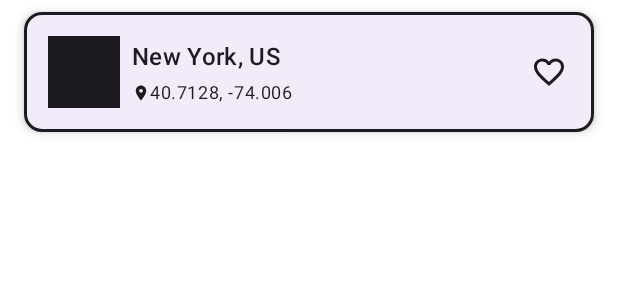
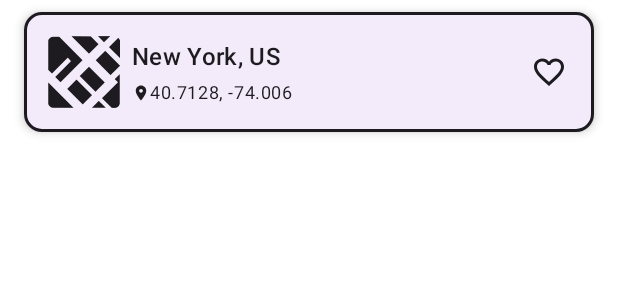
Before and after one commit to jassielcastro/CitySearchTest, an Android app built with Jetpack Compose: the @Preview function CityItemViewPreview, on a phone screen of 412 x 824 dp. Shown: the top 300 px of the screen. Run offline under Robolectric (Android 15) with nearby library versions, the phone set to English and light mode, and no system bars.

Commit message:
[feat]: add street map image to each city item

```diff
--- a/app/src/main/java/com/ajcm/citysearch/ui/views/components/CityItemView.kt
+++ b/app/src/main/java/com/ajcm/citysearch/ui/views/components/CityItemView.kt
@@ -21,8 +21,12 @@ import androidx.compose.material3.Text
 import androidx.compose.runtime.Composable
 import androidx.compose.ui.Alignment
 import androidx.compose.ui.Modifier
+import androidx.compose.ui.draw.rotate
+import androidx.compose.ui.graphics.vector.ImageVector
+import androidx.compose.ui.res.vectorResource
 import androidx.compose.ui.tooling.preview.Preview
 import androidx.compose.ui.unit.dp
+import com.ajcm.citysearch.R
 import com.ajcm.data_source_manager.repository.model.City
 import com.ajcm.data_source_manager.repository.model.Coordinate
 
@@ -51,14 +55,17 @@ fun CityItemView(
             verticalAlignment = Alignment.CenterVertically
         ) {
 
-            Box(
+            Icon(
                 modifier = Modifier
                     .padding(8.dp)
                     .size(48.dp)
-                    .background(MaterialTheme.colorScheme.onSurface)
+                    .rotate((city.id % 4) * 90f),
+                imageVector = ImageVector.vectorResource(R.drawable.ic_map_square),
+                contentDescription = "Location Icon",
+                tint = MaterialTheme.colorScheme.onSurface
             )
 
-            Column (
+            Column(
                 modifier = Modifier
                     .fillMaxWidth(0.85f),
                 verticalArrangement = Arrangement.SpaceBetween,
@@ -87,7 +94,7 @@ fun CityItemView(
                 }
             }
 
-            IconButton (
+            IconButton(
                 onClick = { onFavoriteClicked(city.id) },
             ) {
                 Icon(
--- /dev/null
+++ b/app/src/main/res/drawable/ic_map_square.xml
@@ -0,0 +1,66 @@
+<vector xmlns:android="http://schemas.android.com/apk/res/android"
+    android:width="800dp"
+    android:height="800dp"
+    android:viewportWidth="16"
+    android:viewportHeight="16">
+  <path
+      android:pathData="M15.938,6.234L15.938,3.184L14.418,4.709L15.938,6.234Z"
+      android:strokeWidth="1"
+      android:fillColor="#434343"
+      android:fillType="evenOdd"
+      android:strokeColor="#00000000"/>
+  <path
+      android:pathData="M10.324,3.375L6.84,6.872L8.897,8.931L12.383,5.434L10.324,3.375Z"
+      android:strokeWidth="1"
+      android:fillColor="#434343"
+      android:fillType="evenOdd"
+      android:strokeColor="#00000000"/>
+  <path
+      android:pathData="M13.133,6.207L9.682,9.671L11.758,11.733L15.209,8.268L13.133,6.207Z"
+      android:strokeWidth="1"
+      android:fillColor="#434343"
+      android:fillType="evenOdd"
+      android:strokeColor="#00000000"/>
+  <path
+      android:pathData="M0.042,10.792L3.925,6.875L1.82,4.771L0.083,6.5L0.042,10.792Z"
+      android:strokeWidth="1"
+      android:fillColor="#434343"
+      android:fillType="evenOdd"
+      android:strokeColor="#00000000"/>
+  <path
+      android:pathData="M0.026,4.91L1.388,3.546L0.026,2.186L0.026,4.91Z"
+      android:strokeWidth="1"
+      android:fillColor="#434343"
+      android:fillType="evenOdd"
+      android:strokeColor="#00000000"/>
+  <path
+      android:pathData="M1.227,0.007C0.905,0.007 0.616,0.148 0.413,0.367L2.475,2.435L4.903,0.007L1.227,0.007L1.227,0.007Z"
+      android:strokeWidth="1"
+      android:fillColor="#434343"
+      android:fillType="evenOdd"
+      android:strokeColor="#00000000"/>
+  <path
+      android:pathData="M5.387,5.408L8.695,2.09L6.609,0L6.594,0L3.289,3.305L5.387,5.408Z"
+      android:strokeWidth="1"
+      android:fillColor="#434343"
+      android:fillType="evenOdd"
+      android:strokeColor="#00000000"/>
+  <path
+      android:pathData="M14.883,0.062L8.485,0.054L9.581,1.15L10.282,0.449L13.819,3.986L15.967,1.831L15.99,1.172C15.988,0.559 15.495,0.062 14.883,0.062L14.883,0.062Z"
+      android:strokeWidth="1"
+      android:fillColor="#434343"
+      android:fillType="evenOdd"
+      android:strokeColor="#00000000"/>
+  <path
+      android:pathData="M14.841,15.941C15.457,15.941 15.954,15.441 15.954,14.824L15.955,10.309L10.324,15.941L14.841,15.941L14.841,15.941Z"
+      android:strokeWidth="1"
+      android:fillColor="#434343"
+      android:fillType="evenOdd"
+      android:strokeColor="#00000000"/>
+  <path
+      android:pathData="M0.177,14.855C0.177,15.472 0.674,15.972 1.291,15.971L7.531,15.972L8.337,15.13L4.815,11.595L5.583,10.864L9.105,14.398L10.274,13.219L5.378,8.306L0.176,13.507L0.177,14.855L0.177,14.855Z"
+      android:strokeWidth="1"
+      android:fillColor="#434343"
+      android:fillType="evenOdd"
+      android:strokeColor="#00000000"/>
+</vector>
```
